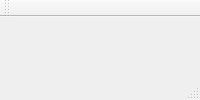
Above: mainwindow.ui from khaledWM/Comp-3004-P30 before the change. Below: the same form after it.
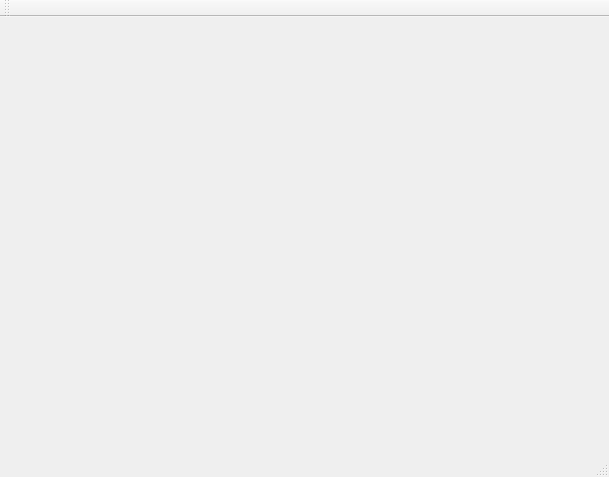
That is the form after the change.

Commit message: Created Start and OK button.

```diff
--- a/mainwindow.ui
+++ b/mainwindow.ui
@@ -2,6 +2,14 @@
 <ui version="4.0">
  <class>MainWindow</class>
  <widget class="QMainWindow" name="MainWindow">
+  <property name="geometry">
+   <rect>
+    <x>0</x>
+    <y>0</y>
+    <width>609</width>
+    <height>477</height>
+   </rect>
+  </property>
   <property name="windowTitle">
    <string>MainWindow</string>
   </property>
```
Left out of the diff: 2 changed lines with no effect on the pictures. The commit also changes 5 other files.
